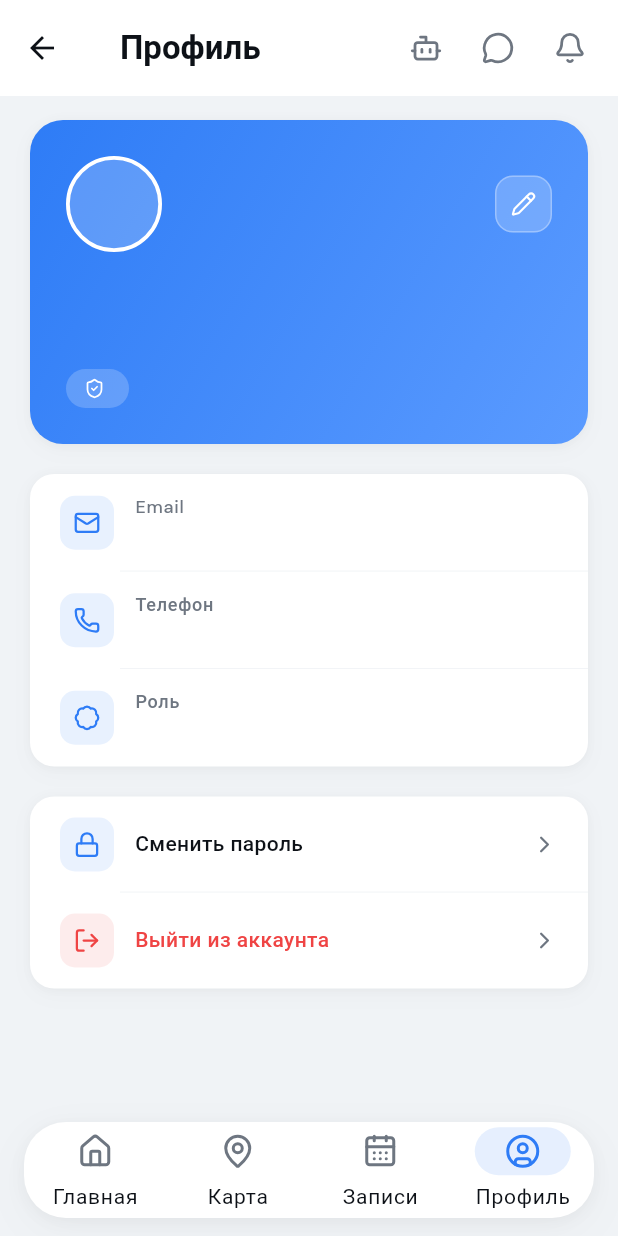
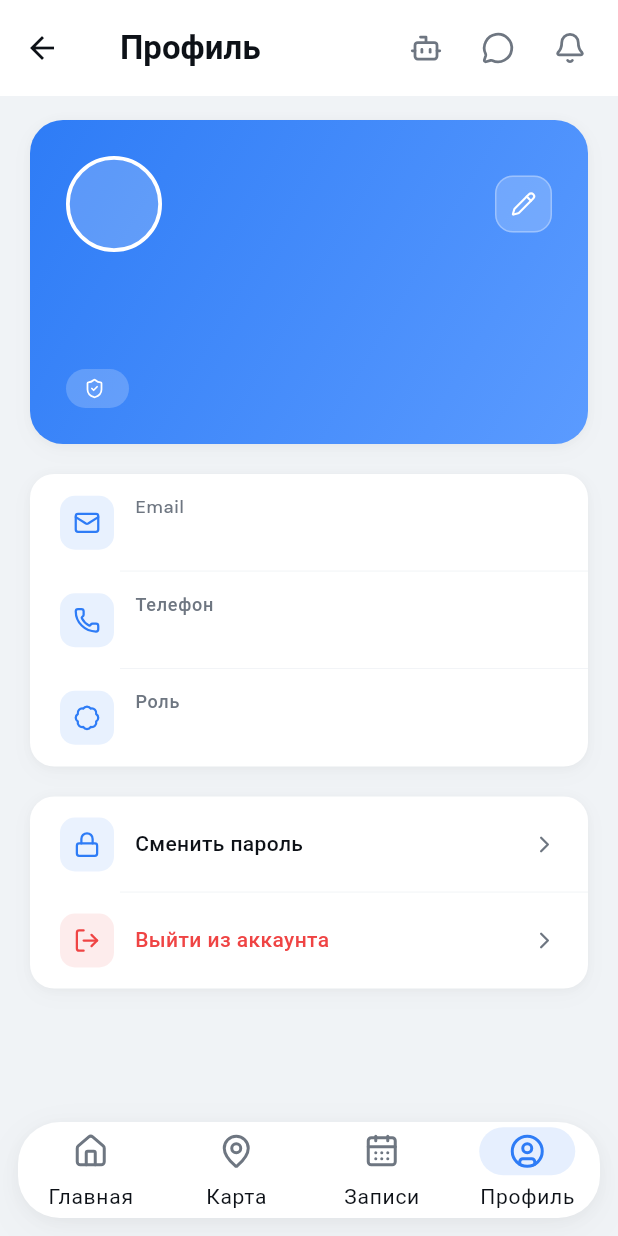
Before and after one commit to Stuussy/diplomkarasul, a Flutter app: the _PatientNavigationShell screen opened directly, item 4 of the bottom bar chosen, on a phone screen of 412 x 824 dp. Run offline on Flutter 3.47's test engine with Material 3 defaults, Android fonts, the phone set to English and light mode, and no system bars; our stand-ins replace flutter_local_notifications, google_fonts, lucide_icons, pdf, permission_handler, printing and 2 more; missing offline and left inert: mobile_scanner; accounts and stored records are empty; network calls fail.

Commit message:
Tighter gap below floating bottom nav, smaller side margins
https://claude.ai/code/session_017ohhqESgyyXam5MKY4QrZc

```diff
--- a/lib/navigation_container.dart
+++ b/lib/navigation_container.dart
@@ -165,9 +165,9 @@ class _PatientNavigationShellState extends State<_PatientNavigationShell> {
       bottomNavigationBar: Builder(
         builder: (context) {
           final safeBottom = MediaQuery.paddingOf(context).bottom;
-          final bottomPadding = safeBottom > 0 ? safeBottom : 12.0;
+          final bottomPadding = safeBottom > 0 ? safeBottom * 0.5 + 6 : 12.0;
           return Padding(
-            padding: EdgeInsets.fromLTRB(16, 0, 16, bottomPadding),
+            padding: EdgeInsets.fromLTRB(12, 0, 12, bottomPadding),
             child: Container(
               decoration: BoxDecoration(
                 borderRadius: BorderRadius.circular(28),
```
